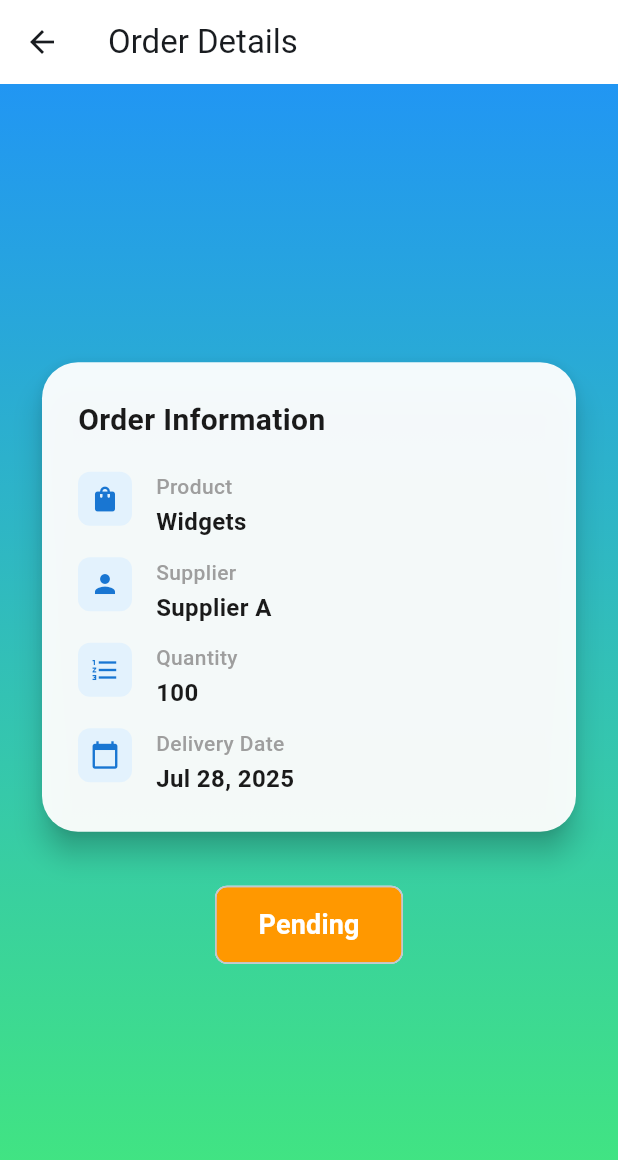
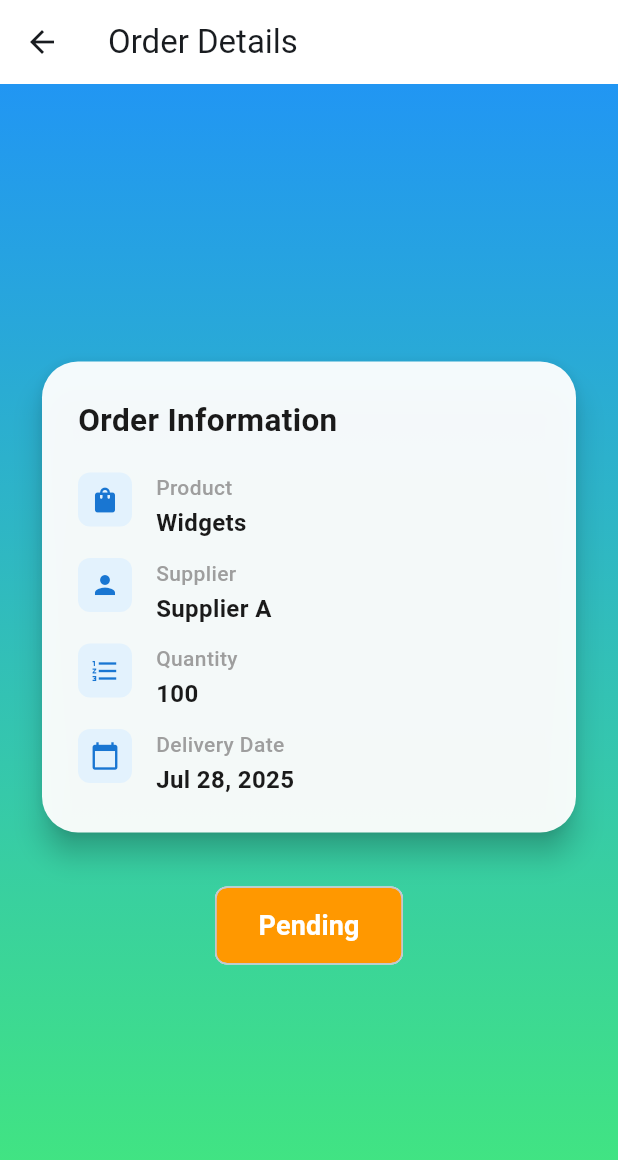
Before and after one commit to CharmiPanchal17/VendorSync, a Flutter app: the VendorOrderDetailsScreen screen opened directly with sample values from the repository, on a phone screen of 412 x 824 dp. Shown: the top 1160 px of the screen. Run offline on Flutter 3.47's test engine with Material 3 defaults, Android fonts, the light colour scheme and no system bars; our stand-ins replace cloud_firestore, firebase_core, shared_preferences, table_calendar; accounts and stored records are empty.

Commit message:
vendor order details

```diff
--- a/lib/screens/vendor/order_details_screen.dart
+++ b/lib/screens/vendor/order_details_screen.dart
@@ -44,7 +44,7 @@ class VendorOrderDetailsScreen extends StatelessWidget {
                             const Text(
                               'Order Information',
                               style: TextStyle(
-                                fontSize: 20,
+                                fontSize: 21,
                                 fontWeight: FontWeight.bold,
                                 color: Color(0xFF1A1A1A),
                               ),
```
